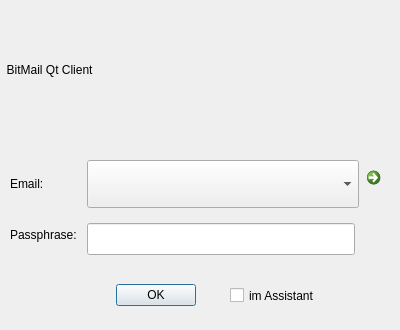
Before: the Qt Designer form qt/logindialog.ui in bitbaba/bitmail, drawn with Qt 5.
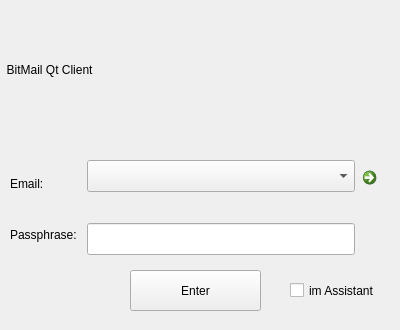
After: the same form once the commit is applied.

Diff of the .ui file:
```diff
--- a/qt/logindialog.ui
+++ b/qt/logindialog.ui
@@ -44,28 +44,6 @@
   <property name="windowTitle">
    <string>Login</string>
   </property>
-  <widget class="QDialogButtonBox" name="buttonBox">
-   <property name="geometry">
-    <rect>
-     <x>100</x>
-     <y>280</y>
-     <width>111</width>
-     <height>31</height>
-    </rect>
-   </property>
-   <property name="locale">
-    <locale language="English" country="UnitedStates"/>
-   </property>
-   <property name="orientation">
-    <enum>Qt::Horizontal</enum>
-   </property>
-   <property name="standardButtons">
-    <set>QDialogButtonBox::Ok</set>
-   </property>
-   <property name="centerButtons">
-    <bool>true</bool>
-   </property>
-  </widget>
   <widget class="QLabel" name="lbLogo">
    <property name="geometry">
     <rect>
@@ -84,7 +62,7 @@
     <rect>
      <x>10</x>
      <y>160</y>
-     <width>381</width>
+     <width>383</width>
      <height>101</height>
     </rect>
    </property>
@@ -174,16 +152,22 @@
      <layout class="QHBoxLayout" name="horizontalLayout_2">
       <item>
        <widget class="QComboBox" name="cbEmail">
+        <property name="sizePolicy">
+         <sizepolicy hsizetype="Fixed" vsizetype="Fixed">
+          <horstretch>0</horstretch>
+          <verstretch>0</verstretch>
+         </sizepolicy>
+        </property>
         <property name="minimumSize">
          <size>
-          <width>0</width>
-          <height>48</height>
+          <width>260</width>
+          <height>32</height>
          </size>
         </property>
         <property name="maximumSize">
          <size>
-          <width>16777215</width>
-          <height>48</height>
+          <width>268</width>
+          <height>32</height>
          </size>
         </property>
         <property name="baseSize">
@@ -206,7 +190,7 @@
       <item>
        <widget class="QCommandLinkButton" name="cmdCreate">
         <property name="sizePolicy">
-         <sizepolicy hsizetype="Fixed" vsizetype="Preferred">
+         <sizepolicy hsizetype="Fixed" vsizetype="Fixed">
           <horstretch>0</horstretch>
           <verstretch>0</verstretch>
          </sizepolicy>
@@ -214,13 +198,13 @@
         <property name="minimumSize">
          <size>
           <width>32</width>
-          <height>0</height>
+          <height>32</height>
          </size>
         </property>
         <property name="maximumSize">
          <size>
           <width>32</width>
-          <height>16777215</height>
+          <height>32</height>
          </size>
         </property>
         <property name="baseSize">
@@ -244,13 +228,26 @@
     </item>
    </layout>
   </widget>
+  <widget class="QPushButton" name="btnEnter">
+   <property name="geometry">
+    <rect>
+     <x>130</x>
+     <y>270</y>
+     <width>131</width>
+     <height>41</height>
+    </rect>
+   </property>
+   <property name="text">
+    <string>Enter</string>
+   </property>
+  </widget>
   <widget class="QCheckBox" name="cbAssistant">
    <property name="geometry">
     <rect>
-     <x>230</x>
-     <y>280</y>
-     <width>121</width>
-     <height>31</height>
+     <x>290</x>
+     <y>270</y>
+     <width>101</width>
+     <height>41</height>
     </rect>
    </property>
    <property name="text">
```
Left out of the diff: 42 changed lines with no effect on the pictures.
